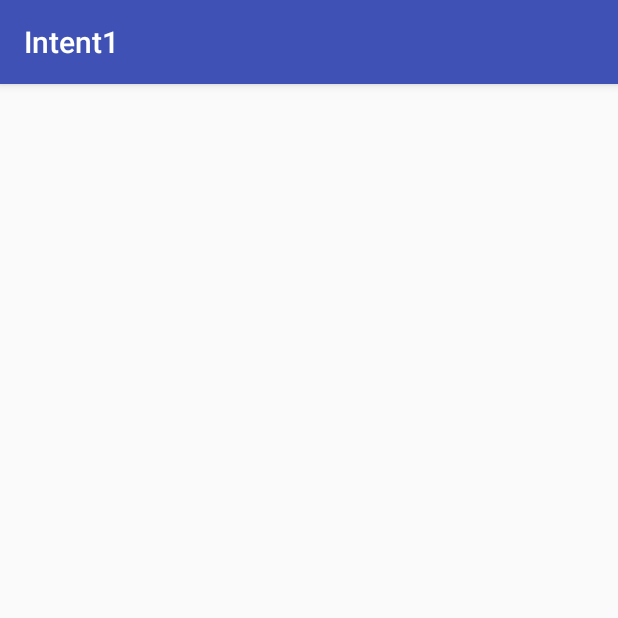
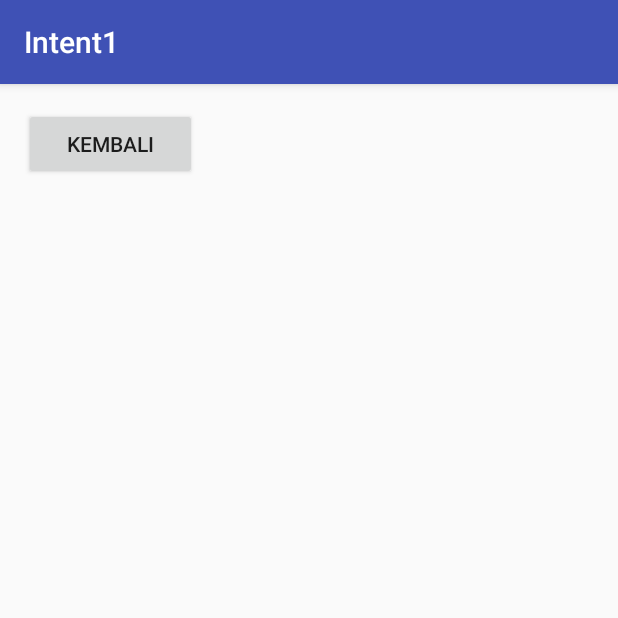
Before and after one commit to rintohadi/intent1, an Android app: the HasilActivity screen opened directly, with no data from a screen before it, on a phone screen of 412 x 824 dp, the top half of it. Run offline under Robolectric (Android 15) with nearby library versions, the phone set to English and light mode, and no system bars.

```diff
--- a/app/src/main/java/id/sch/smktelkom_mlg/learn/intent1/HasilActivity.java
+++ b/app/src/main/java/id/sch/smktelkom_mlg/learn/intent1/HasilActivity.java
@@ -2,6 +2,7 @@ package id.sch.smktelkom_mlg.learn.intent1;
 
 import android.support.v7.app.AppCompatActivity;
 import android.os.Bundle;
+import android.view.View;
 
 public class HasilActivity extends AppCompatActivity {
 
@@ -9,5 +10,14 @@ public class HasilActivity extends AppCompatActivity {
     protected void onCreate(Bundle savedInstanceState) {
         super.onCreate(savedInstanceState);
         setContentView(R.layout.activity_hasil);
+
+        findViewById(R.id.buttonBack).setOnClickListener(new View.OnClickListener()
+        {
+            @Override
+            public void onClick(View v)
+            {
+                onBackPressed();
+            }
+        });
     }
 }
--- a/app/src/main/res/layout/activity_hasil.xml
+++ b/app/src/main/res/layout/activity_hasil.xml
@@ -1,7 +1,8 @@
 <?xml version="1.0" encoding="utf-8"?>
-<RelativeLayout xmlns:android="http://schemas.android.com/apk/res/android"
+<LinearLayout xmlns:android="http://schemas.android.com/apk/res/android"
     xmlns:tools="http://schemas.android.com/tools"
     android:id="@+id/activity_hasil"
+    android:orientation="vertical"
     android:layout_width="match_parent"
     android:layout_height="match_parent"
     android:paddingBottom="@dimen/activity_vertical_margin"
@@ -10,4 +11,9 @@
     android:paddingTop="@dimen/activity_vertical_margin"
     tools:context="id.sch.smktelkom_mlg.learn.intent1.HasilActivity">
 
-</RelativeLayout>
+    <Button
+        android:text="Kembali"
+        android:layout_width="115dp"
+        android:layout_height="wrap_content"
+        android:id="@+id/buttonBack" />
+</LinearLayout>
```
